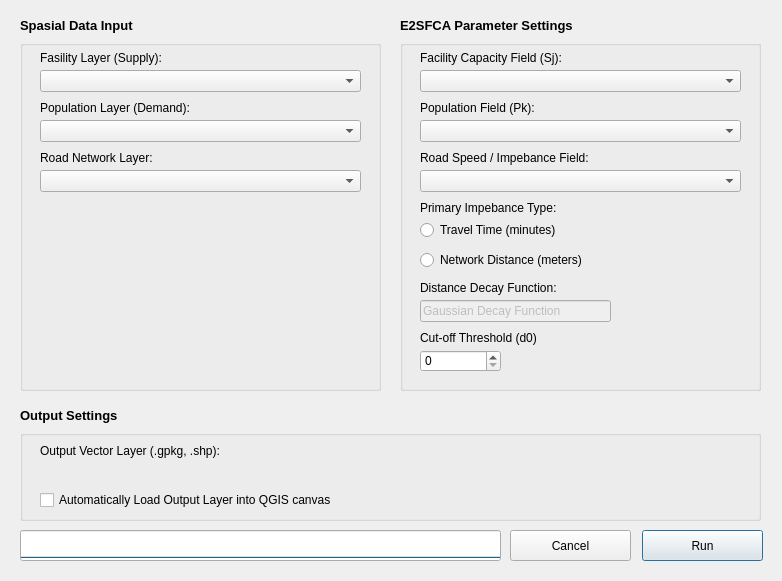
The window that e2sfca_plugin_dialog_base.ui (daffaridho26/qgis-e2sfca-plugin) describes before a commit, drawn with Qt 5.
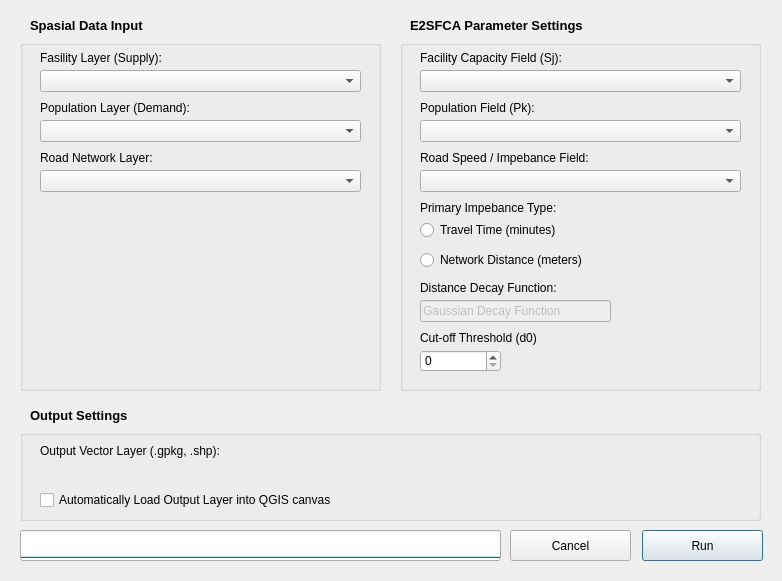
The same window after the commit. Custom widgets are drawn as their Qt base class.

Commit message: Update tooltip dan judul window plugin

The edit to the form file:
```diff
--- a/e2sfca_plugin_dialog_base.ui
+++ b/e2sfca_plugin_dialog_base.ui
@@ -10,6 +10,12 @@
     <height>581</height>
    </rect>
   </property>
+  <property name="minimumSize">
+   <size>
+    <width>0</width>
+    <height>4</height>
+   </size>
+  </property>
   <property name="windowTitle">
    <string>E2SFCA Accessibility Calculator (Nama resmi yang tampil di QGIS)</string>
   </property>
@@ -490,12 +496,18 @@
   <widget class="QLabel" name="label_12">
    <property name="geometry">
     <rect>
-     <x>400</x>
+     <x>410</x>
      <y>10</y>
-     <width>201</width>
+     <width>251</width>
      <height>31</height>
     </rect>
    </property>
+   <property name="minimumSize">
+    <size>
+     <width>2</width>
+     <height>7</height>
+    </size>
+   </property>
    <property name="font">
     <font>
      <pointsize>10</pointsize>
@@ -514,7 +526,7 @@
   <widget class="QLabel" name="label_13">
    <property name="geometry">
     <rect>
-     <x>20</x>
+     <x>30</x>
      <y>400</y>
      <width>201</width>
      <height>31</height>
@@ -538,7 +550,7 @@
   <widget class="QLabel" name="label_14">
    <property name="geometry">
     <rect>
-     <x>20</x>
+     <x>30</x>
      <y>10</y>
      <width>201</width>
      <height>31</height>
```
Left out of the diff: 75 changed lines with no effect on the pictures.
